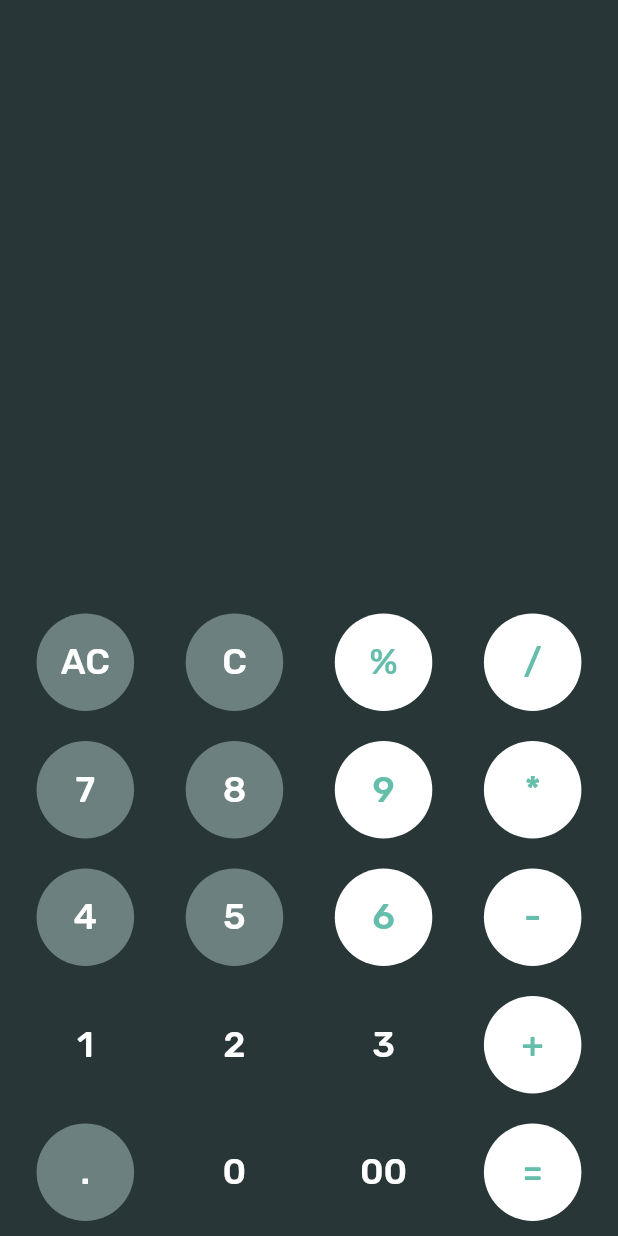
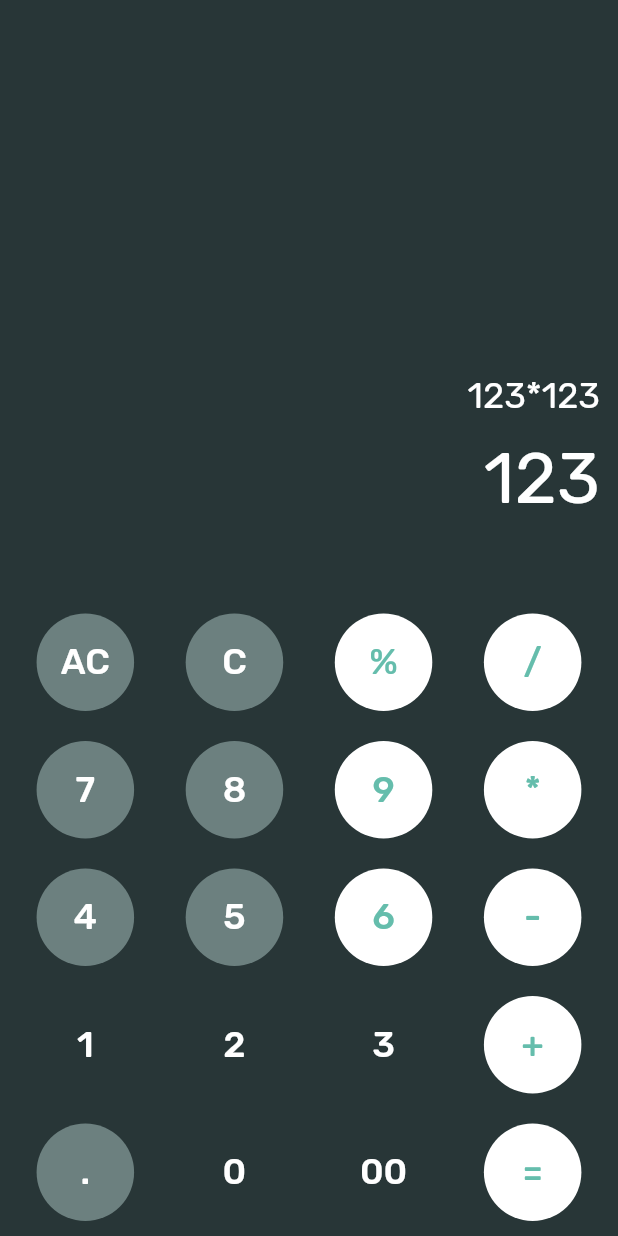
Before and after one commit to hanishk/NewFlutter_Calculator, a Flutter app: the screen it shows after launch, on a phone screen of 412 x 824 dp. Run offline on Flutter 3.47's test engine with Material 2 defaults, Android fonts, the phone set to English and light mode, and no system bars; our stand-ins replace google_fonts.

Commit message:
all UI Done

```diff
--- a/lib/main.dart
+++ b/lib/main.dart
@@ -1,4 +1,5 @@
 import 'package:flutter/material.dart';
+import 'package:google_fonts/google_fonts.dart';
 import 'widgets/CalcButton.dart';
 
 void main() {
@@ -16,12 +17,40 @@ class CalcApp extends StatelessWidget {
           body: Column(
             mainAxisAlignment: MainAxisAlignment.end,
             children: [
+              Container(
+                padding: EdgeInsets.only(right: 12),
+                child: Text(
+                  '123*123',
+                  style: GoogleFonts.rubik(
+                    textStyle: TextStyle(
+                      fontSize: 24
+                    ),
+                    color: Colors.white
+                    ),
+                ),
+                alignment: Alignment(1,1),
+              ),
+              Container(
+                padding: EdgeInsets.all(12),
+                child: Text(
+                  '123',
+                  style: GoogleFonts.rubik(
+                    textStyle: TextStyle(
+                      fontSize: 48
+                    ),
+                    color: Colors.white
+                    ),
+                ),
+                alignment: Alignment(1,1),
+              ),
+              SizedBox(height: 40,),
               Row(
                 mainAxisAlignment: MainAxisAlignment.spaceEvenly,
                 children: [
                   CalcButton(
                     text: 'AC',
                      fillColor: 0xFF6C807F,
+                     textSize: 20,
                     ),
                     CalcButton(
                     text: 'C',
@@ -59,6 +88,7 @@ class CalcApp extends StatelessWidget {
                     text: '*',
                      fillColor: 0xFFFFFFFF,
                       textColor: 0xFF65BDAC,
+                       textSize: 24,
                     ),
                 ],
               ),
@@ -82,6 +112,7 @@ class CalcApp extends StatelessWidget {
                     text: '-',
                      fillColor: 0xFFFFFFFF,
                       textColor: 0xFF65BDAC,
+                       textSize: 38,
                     ),
                 ],
               ),
```
